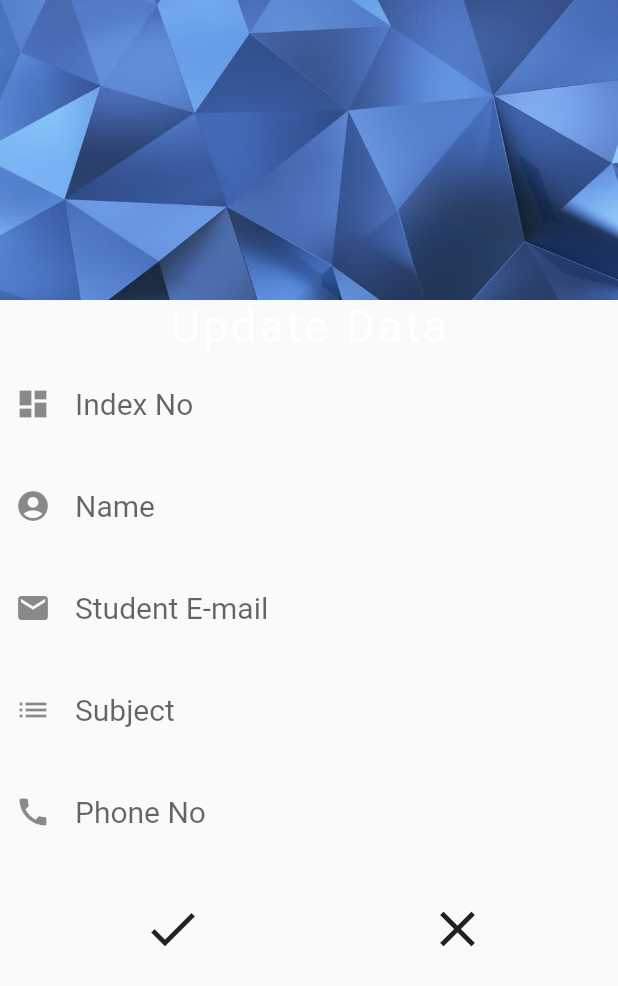
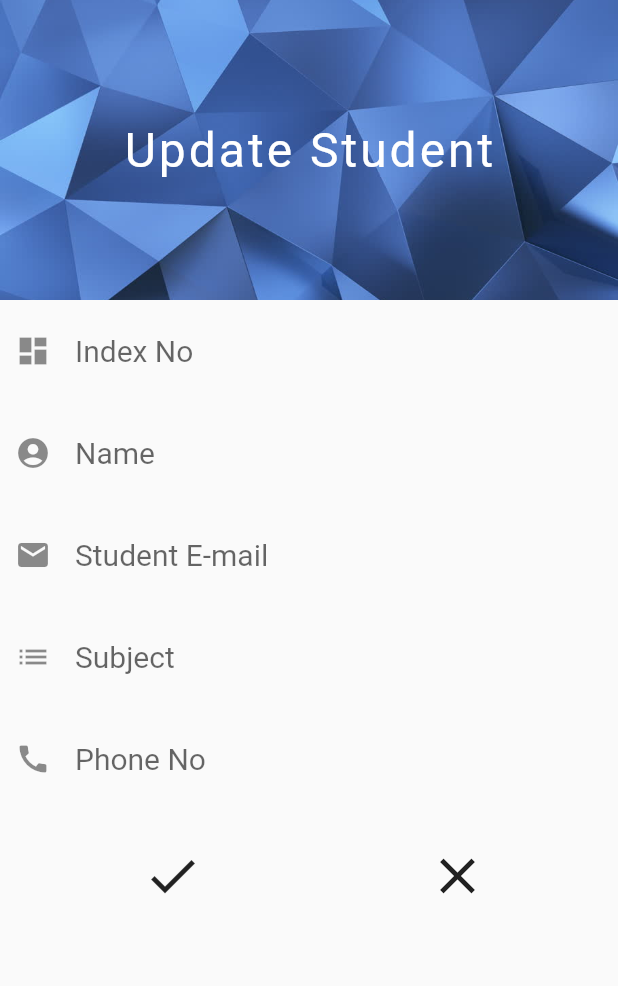
Before and after one commit to nadeeshabuddhini/Flutter, a Flutter app: the EditTask screen opened directly, on a phone screen of 412 x 824 dp. Shown: the top 986 px of the screen. Run offline on Flutter 3.47's test engine with Material 2 defaults, Android fonts, the phone set to English and light mode, and no system bars; our stand-ins replace cloud_firestore, firebase_auth; missing offline and left inert: st_attendance, student_attendance; accounts and stored records are empty; statements that could not run were skipped.

Commit message:
Add files via upload

```diff
--- a/st_attendance/lib/EditTask.dart
+++ b/st_attendance/lib/EditTask.dart
@@ -1,6 +1,6 @@
 import 'package:flutter/material.dart';
 import 'package:cloud_firestore/cloud_firestore.dart';
-import 'package:st_attendance/student_detail.dart';
+import 'package:student_attendance/student_detail.dart';
 
 class EditTask extends StatefulWidget{
   EditTask({this.indexno,this.name,this.email,this.subject,this.phoneno,this.index});
@@ -51,6 +51,12 @@ void editTask(){
   void initState(){
     super.initState();
 
+    indexno=widget.indexno;
+    name=widget.name;
+    email=widget.email;
+    subject=widget.subject;
+    phoneno=widget.phoneno;
+
     controllerindexno=new TextEditingController(text:widget.indexno);
     controllername=new TextEditingController(text:widget.name);
     controlleremail=new TextEditingController(text:widget.email);
@@ -74,19 +80,21 @@ void editTask(){
                     image: AssetImage("images/bg2.jpg"),
                     fit: BoxFit.cover),
               ),
-            ),
 
-            Column(
+
+           child:Column(
               mainAxisAlignment: MainAxisAlignment.center,
               children: <Widget>[
-                Text("Update Data", style: new TextStyle(
+                Text("Update Student", style: new TextStyle(
                   color: Colors.white,
-                  fontSize: 30.0,
+                  fontSize: 32.0,
                   letterSpacing: 2.0,
                 ),
                 )
               ],
             ),
+           ),
+
             Padding(
               padding: const EdgeInsets.all(10.0),
               child: TextField(
```
Also changed, not shown: st_attendance/lib/AddTask.dart (+17 -13 lines).
